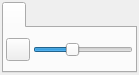
This is ui/scenes_view_preferences_widget.ui in zkovari/plotlyst as Qt 5 draws it before an edit. The edited form follows.
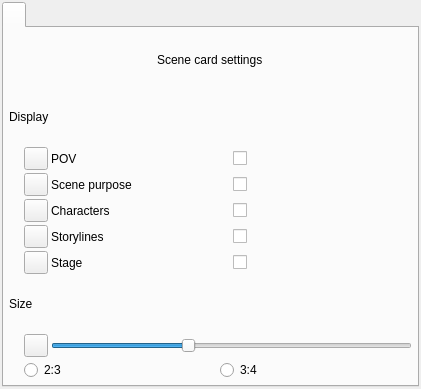
This is the edited form. Custom widgets are drawn as their Qt base class.

Commit message: Scene card customization

Diff of the .ui file:
```diff
--- a/ui/scenes_view_preferences_widget.ui
+++ b/ui/scenes_view_preferences_widget.ui
@@ -6,8 +6,8 @@
    <rect>
     <x>0</x>
     <y>0</y>
-    <width>139</width>
-    <height>75</height>
+    <width>421</width>
+    <height>389</height>
    </rect>
   </property>
   <property name="windowTitle">
@@ -41,26 +41,33 @@
       <attribute name="title">
        <string/>
       </attribute>
-      <layout class="QHBoxLayout" name="horizontalLayout">
+      <layout class="QVBoxLayout" name="verticalLayout_3">
        <property name="spacing">
         <number>3</number>
        </property>
        <property name="leftMargin">
-        <number>2</number>
+        <number>5</number>
        </property>
        <property name="topMargin">
-        <number>2</number>
+        <number>5</number>
        </property>
        <property name="rightMargin">
-        <number>2</number>
+        <number>5</number>
        </property>
        <property name="bottomMargin">
-        <number>2</number>
+        <number>5</number>
        </property>
+       <item alignment="Qt::AlignHCenter">
+        <widget class="QLabel" name="lblTitle">
+         <property name="text">
+          <string>Scene card settings</string>
+         </property>
+        </widget>
+       </item>
        <item>
-        <widget class="QToolButton" name="btnCardsWidth">
+        <widget class="QLabel" name="label">
          <property name="text">
-          <string/>
+          <string>Display</string>
          </property>
          <property name="transparent" stdset="0">
           <bool>true</bool>
@@ -68,27 +75,235 @@
         </widget>
        </item>
        <item>
-        <widget class="QSlider" name="sliderCards">
-         <property name="minimum">
-          <number>100</number>
+        <layout class="QHBoxLayout" name="horizontalLayout_3">
+         <property name="leftMargin">
+          <number>15</number>
          </property>
-         <property name="maximum">
-          <number>300</number>
+         <item>
+          <widget class="QToolButton" name="btnPov">
+           <property name="text">
+            <string/>
+           </property>
+           <property name="transparent" stdset="0">
+            <bool>true</bool>
+           </property>
+          </widget>
+         </item>
+         <item>
+          <widget class="QLabel" name="label_3">
+           <property name="text">
+            <string>POV</string>
+           </property>
+          </widget>
+         </item>
+         <item>
+          <widget class="Toggle" name="checkBox">
+           <property name="text">
+            <string/>
+           </property>
+          </widget>
+         </item>
+        </layout>
+       </item>
+       <item>
+        <layout class="QHBoxLayout" name="horizontalLayout_4">
+         <property name="leftMargin">
+          <number>15</number>
          </property>
-         <property name="value">
-          <number>175</number>
+         <item>
+          <widget class="QToolButton" name="btnPurpose">
+           <property name="text">
+            <string/>
+           </property>
+           <property name="transparent" stdset="0">
+            <bool>true</bool>
+           </property>
+          </widget>
+         </item>
+         <item>
+          <widget class="QLabel" name="label_4">
+           <property name="text">
+            <string>Scene purpose</string>
+           </property>
+          </widget>
+         </item>
+         <item>
+          <widget class="Toggle" name="checkBox_2">
+           <property name="text">
+            <string/>
+           </property>
+          </widget>
+         </item>
+        </layout>
+       </item>
+       <item>
+        <layout class="QHBoxLayout" name="horizontalLayout_5">
+         <property name="leftMargin">
+          <number>15</number>
          </property>
-         <property name="orientation">
-          <enum>Qt::Horizontal</enum>
+         <item>
+          <widget class="QToolButton" name="btnCharacters">
+           <property name="text">
+            <string/>
+           </property>
+           <property name="transparent" stdset="0">
+            <bool>true</bool>
+           </property>
+          </widget>
+         </item>
+         <item>
+          <widget class="QLabel" name="label_5">
+           <property name="text">
+            <string>Characters</string>
+           </property>
+          </widget>
+         </item>
+         <item>
+          <widget class="Toggle" name="checkBox_3">
+           <property name="text">
+            <string/>
+           </property>
+          </widget>
+         </item>
+        </layout>
+       </item>
+       <item>
+        <layout class="QHBoxLayout" name="horizontalLayout_6">
+         <property name="leftMargin">
+          <number>15</number>
          </property>
+         <item>
+          <widget class="QToolButton" name="btnCharacters_2">
+           <property name="text">
+            <string/>
+           </property>
+           <property name="transparent" stdset="0">
+            <bool>true</bool>
+           </property>
+          </widget>
+         </item>
+         <item>
+          <widget class="QLabel" name="label_6">
+           <property name="text">
+            <string>Storylines</string>
+           </property>
+          </widget>
+         </item>
+         <item>
+          <widget class="Toggle" name="checkBox_4">
+           <property name="text">
+            <string/>
+           </property>
+          </widget>
+         </item>
+        </layout>
+       </item>
+       <item>
+        <layout class="QHBoxLayout" name="horizontalLayout_7">
+         <property name="leftMargin">
+          <number>15</number>
+         </property>
+         <item>
+          <widget class="QToolButton" name="btnPurpose_2">
+           <property name="text">
+            <string/>
+           </property>
+           <property name="transparent" stdset="0">
+            <bool>true</bool>
+           </property>
+          </widget>
+         </item>
+         <item>
+          <widget class="QLabel" name="label_7">
+           <property name="text">
+            <string>Stage</string>
+           </property>
+          </widget>
+         </item>
+         <item>
+          <widget class="Toggle" name="checkBox_5">
+           <property name="text">
+            <string/>
+           </property>
+          </widget>
+         </item>
+        </layout>
+       </item>
+       <item>
+        <widget class="QLabel" name="label_2">
+         <property name="text">
+          <string>Size</string>
+         </property>
         </widget>
        </item>
+       <item>
+        <layout class="QVBoxLayout" name="verticalLayout_2">
+         <property name="leftMargin">
+          <number>15</number>
+         </property>
+         <item>
+          <layout class="QHBoxLayout" name="horizontalLayout">
+           <item>
+            <widget class="QToolButton" name="btnCardsWidth">
+             <property name="text">
+              <string/>
+             </property>
+             <property name="transparent" stdset="0">
+              <bool>true</bool>
+             </property>
+            </widget>
+           </item>
+           <item>
+            <widget class="QSlider" name="sliderCards">
+             <property name="minimum">
+              <number>100</number>
+             </property>
+             <property name="maximum">
+              <number>300</number>
+             </property>
+             <property name="value">
+              <number>175</number>
+             </property>
+             <property name="orientation">
+              <enum>Qt::Horizontal</enum>
+             </property>
+            </widget>
+           </item>
+          </layout>
+         </item>
+         <item>
+          <layout class="QHBoxLayout" name="horizontalLayout_2">
+           <item>
+            <widget class="QRadioButton" name="radioButton">
+             <property name="text">
+              <string>2:3</string>
+             </property>
+            </widget>
+           </item>
+           <item>
+            <widget class="QRadioButton" name="radioButton_2">
+             <property name="text">
+              <string>3:4</string>
+             </property>
+            </widget>
+           </item>
+          </layout>
+         </item>
+        </layout>
+       </item>
       </layout>
      </widget>
     </widget>
    </item>
   </layout>
  </widget>
+ <customwidgets>
+  <customwidget>
+   <class>Toggle</class>
+   <extends>QCheckBox</extends>
+   <header>src.main.python.plotlyst.view.widget.input</header>
+  </customwidget>
+ </customwidgets>
  <resources/>
  <connections/>
 </ui>
```
Left out of the diff: 3 changed lines with no effect on the pictures.
